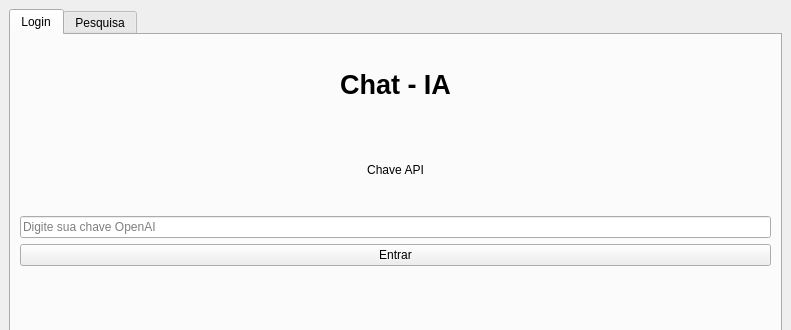
Above: interfaceCGPT.ui from Fat83dotcom/APIChatGPT-GUI before the change; both pictures show x 0 to 791 and y 0 to 330 of the 791 by 556 pixel window. Below: the same form after it.
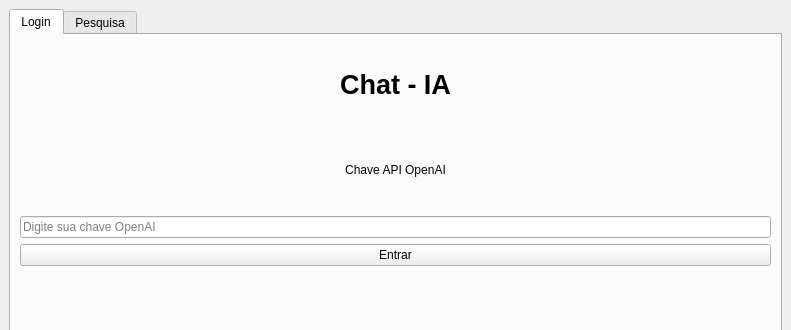
That is the form after the change.

Commit message: Alterações da Interface - não especificadas

What changed in the file:
```diff
--- a/interfaceCGPT.ui
+++ b/interfaceCGPT.ui
@@ -56,7 +56,7 @@
           <item row="1" column="0">
            <widget class="QLabel" name="label_2">
             <property name="text">
-             <string>Chave API</string>
+             <string>Chave API OpenAI</string>
             </property>
             <property name="alignment">
              <set>Qt::AlignCenter</set>
```
Left out of the diff: 2 changed lines with no effect on the pictures. The commit also changes 1 other file.
